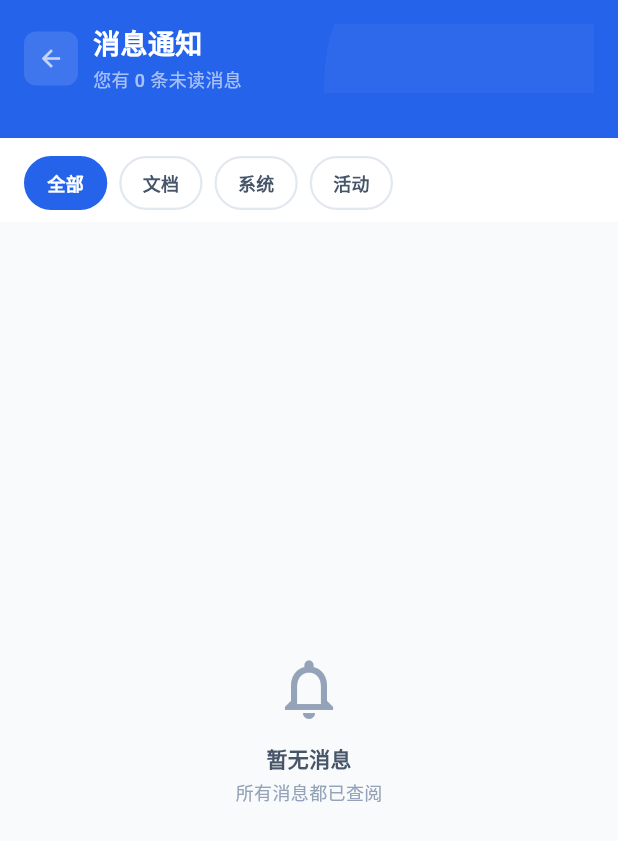
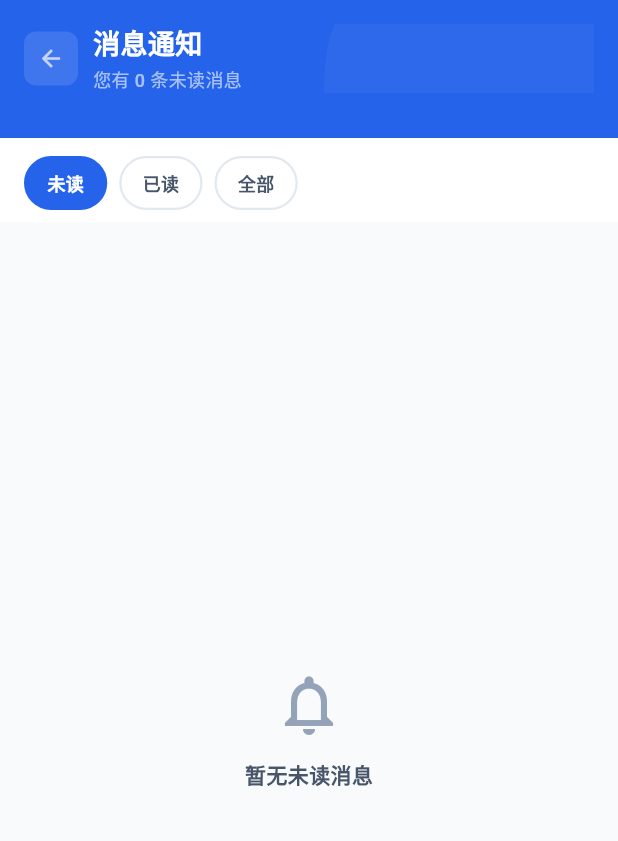
Before and after one commit to carsonbox2025/docforge_app, a Flutter app: the NotificationPage screen opened by its route, on a phone screen of 412 x 824 dp. Shown: the top 841 px of the screen. Run offline on Flutter 3.47's test engine with Material 3 defaults, Android fonts, the phone set to English and light mode, and no system bars; our stand-ins replace connectivity_plus, dio, equatable, file_picker, flutter_markdown, flutter_riverpod and 9 more; missing offline and left inert: dart:html; accounts and stored records are empty; network calls fail; Roboto replaces fonts that are missing (PingFang SC).

Commit message:
feat: 通知系统重构 + 润色审阅实时输出 + 场景表单修复
- 通知Tab改为未读/已读/全部，通知卡片重设计(类型标签+边框高亮)
- 通知详情改用独立API加载，不再全量拉取
- 润色页新增AI审阅过程终端式输出，自动滚动
- polish_provider: 支持 original_paragraphs / agentOutput 解析
- scene_form: 添加 ValueKey 修复场景切换时表单状态残留
- input_stage: 移除场景切换确认弹窗，简化流程

```diff
--- a/lib/core/constants/app_constants.dart
+++ b/lib/core/constants/app_constants.dart
@@ -95,6 +95,7 @@ class AppConstants {
   static const String notificationsUnreadCountUrl = '/notifications/unread-count';
   static const String notificationsReadAllUrl = '/notifications/read-all';
   static String notificationReadUrl(int id) => '/notifications/$id/read';
+  static String notificationDetailUrl(int id) => '/notifications/$id';
 
   // Feedback APIs
   static const String feedbackSubmitUrl = '/feedbacks';
--- a/lib/features/notification/data/models/notification_models.dart
+++ b/lib/features/notification/data/models/notification_models.dart
@@ -20,12 +20,11 @@ enum NotificationType {
   final Color bgColor;
 }
 
-/// 消息分类 Tab
+/// 消息分类 Tab（按已读状态）
 enum NotificationCategory {
-  all('全部'),
-  document('文档'),
-  system('系统'),
-  activity('活动');
+  unread('未读'),
+  read('已读'),
+  all('全部');
 
   const NotificationCategory(this.label);
   final String label;
--- a/lib/features/notification/domain/providers/notification_provider.dart
+++ b/lib/features/notification/domain/providers/notification_provider.dart
@@ -8,7 +8,7 @@ class NotificationState {
   final bool isLoading;
 
   const NotificationState({
-    this.activeCategory = NotificationCategory.all,
+    this.activeCategory = NotificationCategory.unread,
     this.notifications = const [],
     this.isLoading = false,
   });
@@ -22,25 +22,12 @@ class NotificationState {
 
   List<NotificationItem> get filteredNotifications {
     switch (activeCategory) {
+      case NotificationCategory.unread:
+        return notifications.where((n) => !n.isRead).toList();
+      case NotificationCategory.read:
+        return notifications.where((n) => n.isRead).toList();
       case NotificationCategory.all:
         return notifications;
-      case NotificationCategory.document:
-        return notifications.where((n) =>
-            n.type == NotificationType.docGenerated ||
-            n.type == NotificationType.docPolished ||
-            n.type == NotificationType.docTranslated ||
-            n.type == NotificationType.processFailed
-        ).toList();
-      case NotificationCategory.system:
-        return notifications.where((n) =>
-            n.type == NotificationType.quotaWarning ||
-            n.type == NotificationType.system
-        ).toList();
-      case NotificationCategory.activity:
-        return notifications.where((n) =>
-            n.type == NotificationType.friendRegistered ||
-            n.type == NotificationType.newTemplate
-        ).toList();
     }
   }
 
--- a/lib/features/notification/presentation/pages/notification_page.dart
+++ b/lib/features/notification/presentation/pages/notification_page.dart
@@ -18,10 +18,10 @@ class NotificationPage extends ConsumerWidget {
       body: Column(
         children: [
           _buildHeader(context, ref, state),
-          _buildCategoryTabs(ref, state),
+          _buildStatusTabs(ref, state),
           Expanded(
             child: state.filteredNotifications.isEmpty
-                ? _buildEmptyState()
+                ? _buildEmptyState(state.activeCategory)
                 : _buildNotificationList(context, ref, state),
           ),
         ],
@@ -112,7 +112,7 @@ class NotificationPage extends ConsumerWidget {
     );
   }
 
-  Widget _buildCategoryTabs(WidgetRef ref, NotificationState state) {
+  Widget _buildStatusTabs(WidgetRef ref, NotificationState state) {
     return Container(
       color: AppColors.surface,
       padding: const EdgeInsets.fromLTRB(AppSpacing.lg, AppSpacing.md, AppSpacing.lg, AppSpacing.sm),
@@ -180,43 +180,30 @@ class NotificationPage extends ConsumerWidget {
 
   int _getCategoryBadge(NotificationState state, NotificationCategory cat) {
     switch (cat) {
+      case NotificationCategory.unread:
+        return state.unreadCount;
+      case NotificationCategory.read:
+        return 0;
       case NotificationCategory.all:
         return state.unreadCount;
-      case NotificationCategory.document:
-        return state.notifications.where((n) =>
-            !n.isRead &&
-            (n.type == NotificationType.docGenerated ||
-                n.type == NotificationType.docPolished ||
-                n.type == NotificationType.docTranslated ||
-                n.type == NotificationType.processFailed)).length;
-      case NotificationCategory.system:
-        return state.notifications.where((n) =>
-            !n.isRead &&
-            (n.type == NotificationType.quotaWarning ||
-                n.type == NotificationType.system)).length;
-      case NotificationCategory.activity:
-        return state.notifications.where((n) =>
-            !n.isRead &&
-            (n.type == NotificationType.friendRegistered ||
-                n.type == NotificationType.newTemplate)).length;
     }
   }
 
-  Widget _buildEmptyState() {
+  Widget _buildEmptyState(NotificationCategory category) {
+    final msg = switch (category) {
+      NotificationCategory.unread => '暂无未读消息',
+      NotificationCategory.read => '暂无已读消息',
+      NotificationCategory.all => '暂无消息',
+    };
     return Center(
       child: Column(
         mainAxisSize: MainAxisSize.min,
         children: [
           Icon(Icons.notifications_none_outlined, size: 48, color: AppColors.textMuted),
           const SizedBox(height: 12),
-          const Text(
-            '暂无消息',
-            style: TextStyle(fontSize: 14, fontWeight: FontWeight.w600, color: AppColors.textSecondary),
-          ),
-          const SizedBox(height: 4),
-          const Text(
-            '所有消息都已查阅',
-            style: TextStyle(fontSize: 12, color: AppColors.textMuted),
+          Text(
+            msg,
+            style: const TextStyle(fontSize: 14, fontWeight: FontWeight.w600, color: AppColors.textSecondary),
           ),
         ],
       ),
@@ -231,7 +218,6 @@ class NotificationPage extends ConsumerWidget {
         return Column(
           crossAxisAlignment: CrossAxisAlignment.start,
           children: [
-            // Group header
             Padding(
               padding: const EdgeInsets.fromLTRB(AppSpacing.lg, AppSpacing.md, AppSpacing.lg, AppSpacing.sm),
               child: Text(
@@ -243,7 +229,6 @@ class NotificationPage extends ConsumerWidget {
                 ),
               ),
             ),
-            // Notification items
             ...entry.value.map((item) => _NotificationCard(
               item: item,
               onTap: () {
@@ -256,7 +241,6 @@ class NotificationPage extends ConsumerWidget {
       }).toList(),
     );
   }
-
 }
 
 class _NotificationCard extends StatelessWidget {
@@ -275,12 +259,14 @@ class _NotificationCard extends StatelessWidget {
         decoration: BoxDecoration(
           color: AppColors.surface,
           borderRadius: BorderRadius.circular(AppRadius.md),
-          border: Border.all(color: AppColors.border),
+          border: Border.all(
+            color: item.isRead ? AppColors.border : AppColors.primary.withValues(alpha: 0.3),
+            width: item.isRead ? 1 : 1.5,
+          ),
         ),
         child: Row(
           crossAxisAlignment: CrossAxisAlignment.start,
           children: [
-            // Icon
             Container(
               width: 38,
               height: 38,
@@ -291,34 +277,53 @@ class _NotificationCard extends StatelessWidget {
               child: Icon(item.type.icon, size: 20, color: item.type.color),
             ),
             const SizedBox(width: 12),
-            // Content
             Expanded(
               child: Column(
                 crossAxisAlignment: CrossAxisAlignment.start,
                 children: [
                   Row(
                     children: [
+                      // 消息类型标签
+                      Container(
+                        padding: const EdgeInsets.symmetric(horizontal: 6, vertical: 2),
+                        decoration: BoxDecoration(
+                          color: item.type.bgColor,
+                          borderRadius: BorderRadius.circular(3),
+                        ),
+                        child: Text(
+                          item.type.label,
+                          style: TextStyle(
+                            fontSize: 9,
+                            fontWeight: FontWeight.w600,
+                            color: item.type.color,
+                          ),
+                        ),
+                      ),
+                      const SizedBox(width: 6),
                       if (!item.isRead)
                         Container(
                           width: 7,
                           height: 7,
-                          margin: const EdgeInsets.only(right: 6),
                           decoration: const BoxDecoration(
                             color: AppColors.primary,
                             shape: BoxShape.circle,
                           ),
                         ),
-                      Expanded(
-                        child: Text(
+                      const Spacer(),
+                      Text(
+                        item.time,
+                        style: const TextStyle(fontSize: 11, color: AppColors.textMuted),
+                      ),
+                    ],
+                  ),
+                  const SizedBox(height: 6),
+                  Text(
                     item.title,
                     style: TextStyle(
                       fontSize: 14,
                       fontWeight: item.isRead ? FontWeight.w500 : FontWeight.w700,
                       color: AppColors.text,
                     ),
-                        ),
-                      ),
-                    ],
                   ),
                   const SizedBox(height: 4),
                   Text(
@@ -331,15 +336,10 @@ class _NotificationCard extends StatelessWidget {
                       height: 1.5,
                     ),
                   ),
+                  if (item.actionLabel != null) ...[
                     const SizedBox(height: 8),
                     Row(
                       children: [
-                      Text(
-                        item.time,
-                        style: const TextStyle(fontSize: 11, color: AppColors.textMuted),
-                      ),
-                      const Spacer(),
-                      if (item.actionLabel != null)
                         Text(
                           item.actionLabel!,
                           style: const TextStyle(
@@ -348,8 +348,11 @@ class _NotificationCard extends StatelessWidget {
                             color: AppColors.primary,
                           ),
                         ),
+                        const SizedBox(width: 4),
+                        const Icon(Icons.arrow_forward_ios, size: 12, color: AppColors.primary),
                       ],
                     ),
+                  ],
                 ],
               ),
             ),
```
Also changed, not shown: lib/features/generate/presentation/widgets/input_stage.dart (+1 -28 lines), lib/features/generate/presentation/widgets/scene_form.dart (+8 -0 lines), lib/features/notification/data/notification_data_source.dart (+9 -0 lines), lib/features/notification/presentation/pages/notification_detail_page.dart (+6 -8 lines), lib/features/polish/domain/providers/polish_provider.dart (+28 -0 lines), lib/features/polish/presentation/pages/polish_page.dart (+96 -2 lines). Lines whose indentation alone changed are shown as unchanged.
